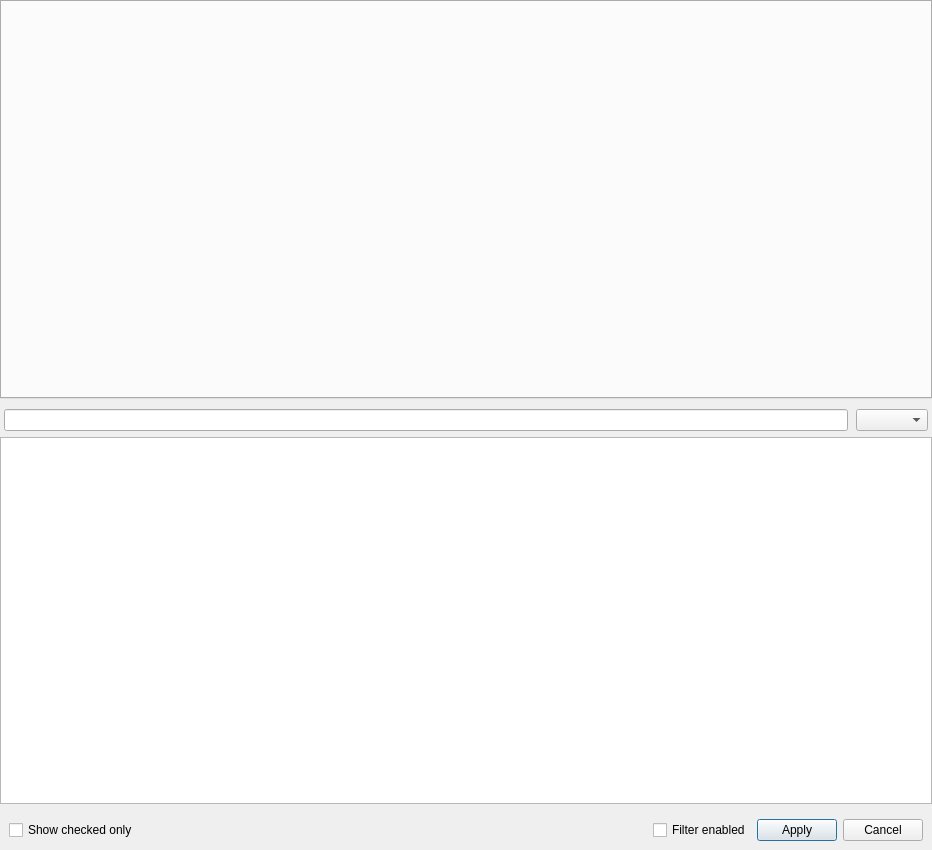
The window that src/home/flibrary/gui/dialogs/FilterSettingsDialog.ui (heimdallr/books) describes before a commit, drawn with Qt 5.
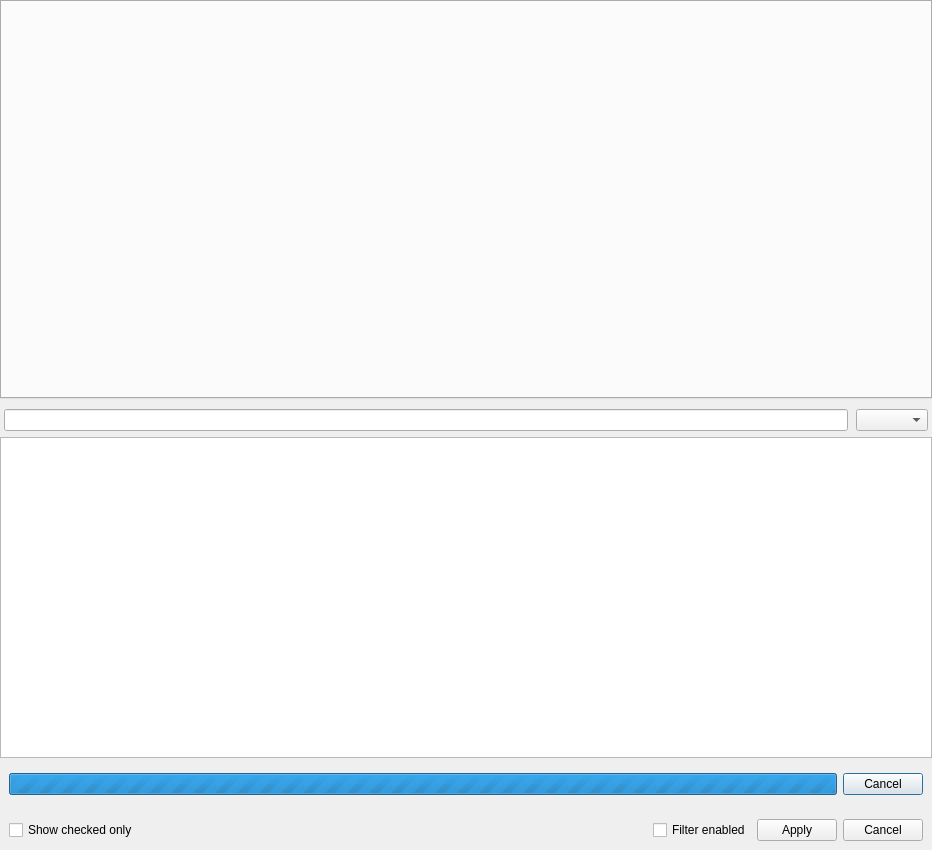
The same window after the commit. Custom widgets are drawn as their Qt base class.

The edit to the form file:
```diff
--- a/src/home/flibrary/gui/dialogs/FilterSettingsDialog.ui
+++ b/src/home/flibrary/gui/dialogs/FilterSettingsDialog.ui
@@ -34,7 +34,7 @@
    </item>
    <item>
     <widget class="QWidget" name="content" native="true">
-     <layout class="QVBoxLayout" name="verticalLayout">
+     <layout class="QVBoxLayout" name="_3">
       <property name="leftMargin">
        <number>0</number>
       </property>
@@ -48,7 +48,8 @@
        <number>0</number>
       </property>
       <item>
-       <layout class="QHBoxLayout" name="_3">
+       <widget class="QWidget" name="valueWidget" native="true">
+        <layout class="QHBoxLayout" name="_5">
         <property name="spacing">
          <number>8</number>
         </property>
@@ -93,9 +94,16 @@
          </widget>
         </item>
        </layout>
+       </widget>
       </item>
       <item>
        <widget class="QTreeView" name="view">
+        <property name="sizePolicy">
+         <sizepolicy hsizetype="Expanding" vsizetype="Expanding">
+          <horstretch>0</horstretch>
+          <verstretch>0</verstretch>
+         </sizepolicy>
+        </property>
         <property name="contextMenuPolicy">
          <enum>Qt::ContextMenuPolicy::CustomContextMenu</enum>
         </property>
@@ -122,10 +130,52 @@
         </property>
        </widget>
       </item>
+      <item>
+       <widget class="QWidget" name="progressBarWidget" native="true">
+        <property name="visible">
+         <bool>false</bool>
+        </property>
+        <layout class="QHBoxLayout" name="_6">
+         <property name="spacing">
+          <number>6</number>
+         </property>
+         <property name="leftMargin">
+          <number>9</number>
+         </property>
+         <property name="topMargin">
+          <number>9</number>
+         </property>
+         <property name="rightMargin">
+          <number>9</number>
+         </property>
+         <property name="bottomMargin">
+          <number>9</number>
+         </property>
+         <item>
+          <widget class="QProgressBar" name="progressBar">
+           <property name="maximum">
+            <number>0</number>
+           </property>
+           <property name="textVisible">
+            <bool>false</bool>
+           </property>
+          </widget>
+         </item>
+         <item>
+          <widget class="QPushButton" name="btnStop">
+           <property name="text">
+            <string>Cancel</string>
+           </property>
+          </widget>
+         </item>
      </layout>
     </widget>
    </item>
+     </layout>
+    </widget>
+   </item>
    <item>
+    <widget class="QWidget" name="applyWidget" native="true">
     <layout class="QHBoxLayout" name="_2">
      <property name="leftMargin">
       <number>9</number>
@@ -181,6 +231,7 @@
       </widget>
      </item>
     </layout>
+    </widget>
    </item>
   </layout>
  </widget>
```
Left out of the diff: 2 changed lines with no effect on the pictures. Lines whose indentation alone changed are shown as unchanged.
